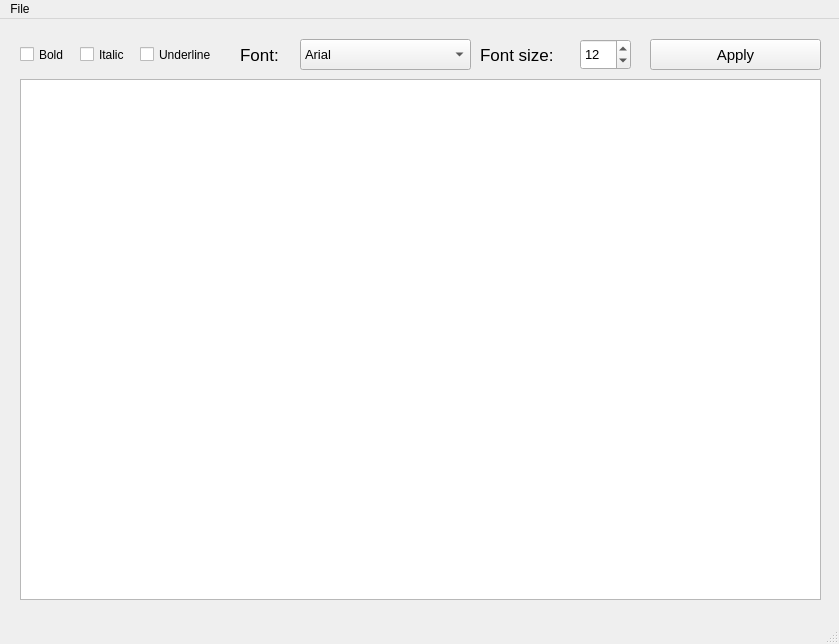
Before: the Qt Designer form GUI.ui in Anvil1337/text-editor, drawn with Qt 5.
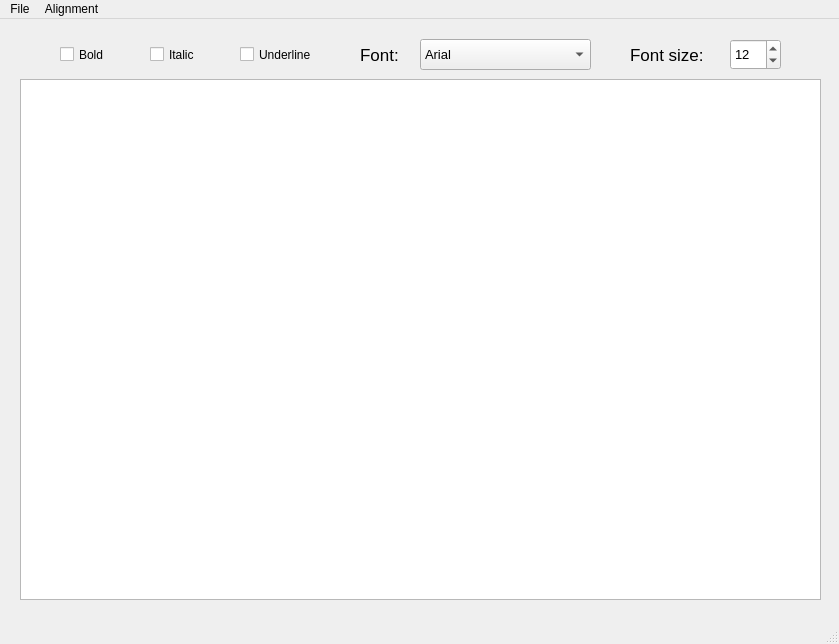
After: the same form once the commit is applied.

Commit message: Refactored, added Print and Alignment functionality

```diff
--- a/GUI.ui
+++ b/GUI.ui
@@ -34,28 +34,10 @@
 &lt;p style=&quot;-qt-paragraph-type:empty; margin-top:0px; margin-bottom:0px; margin-left:0px; margin-right:0px; -qt-block-indent:0; text-indent:0px; font-family:'MS Shell Dlg 2';&quot;&gt;&lt;br /&gt;&lt;/p&gt;&lt;/body&gt;&lt;/html&gt;</string>
     </property>
    </widget>
-   <widget class="QPushButton" name="apply_button">
-    <property name="geometry">
-     <rect>
-      <x>650</x>
-      <y>20</y>
-      <width>171</width>
-      <height>31</height>
-     </rect>
-    </property>
-    <property name="font">
-     <font>
-      <pointsize>11</pointsize>
-     </font>
-    </property>
-    <property name="text">
-     <string>Apply</string>
-    </property>
-   </widget>
    <widget class="QLabel" name="font_size_label">
     <property name="geometry">
      <rect>
-      <x>480</x>
+      <x>630</x>
       <y>20</y>
       <width>101</width>
       <height>31</height>
@@ -73,7 +55,7 @@
    <widget class="QComboBox" name="select_font_comboBox">
     <property name="geometry">
      <rect>
-      <x>300</x>
+      <x>420</x>
       <y>20</y>
       <width>171</width>
       <height>31</height>
@@ -153,7 +135,7 @@
    <widget class="QLabel" name="font_label">
     <property name="geometry">
      <rect>
-      <x>240</x>
+      <x>360</x>
       <y>20</y>
       <width>61</width>
       <height>31</height>
@@ -171,7 +153,7 @@
    <widget class="QSpinBox" name="font_size_spinBox">
     <property name="geometry">
      <rect>
-      <x>580</x>
+      <x>730</x>
       <y>20</y>
       <width>51</width>
       <height>31</height>
@@ -195,7 +177,7 @@
    <widget class="QCheckBox" name="checkBox">
     <property name="geometry">
      <rect>
-      <x>20</x>
+      <x>60</x>
       <y>20</y>
       <width>51</width>
       <height>31</height>
@@ -213,7 +195,7 @@
    <widget class="QCheckBox" name="checkBox_2">
     <property name="geometry">
      <rect>
-      <x>80</x>
+      <x>150</x>
       <y>20</y>
       <width>61</width>
       <height>31</height>
@@ -231,7 +213,7 @@
    <widget class="QCheckBox" name="checkBox_3">
     <property name="geometry">
      <rect>
-      <x>140</x>
+      <x>240</x>
       <y>20</y>
       <width>91</width>
       <height>31</height>
@@ -262,8 +244,19 @@
     </property>
     <addaction name="menu_open"/>
     <addaction name="menu_save"/>
+    <addaction name="menu_print"/>
+   </widget>
+   <widget class="QMenu" name="menuAllignment">
+    <property name="title">
+     <string>Alignment</string>
+    </property>
+    <addaction name="left_alignment"/>
+    <addaction name="right_alignment"/>
+    <addaction name="center_alignment"/>
+    <addaction name="justify_alignment"/>
    </widget>
    <addaction name="menuFile"/>
+   <addaction name="menuAllignment"/>
   </widget>
   <widget class="QStatusBar" name="statusbar"/>
   <action name="menu_open">
```
Left out of the diff: 31 changed lines with no effect on the pictures. The commit also changes 3 other files.
